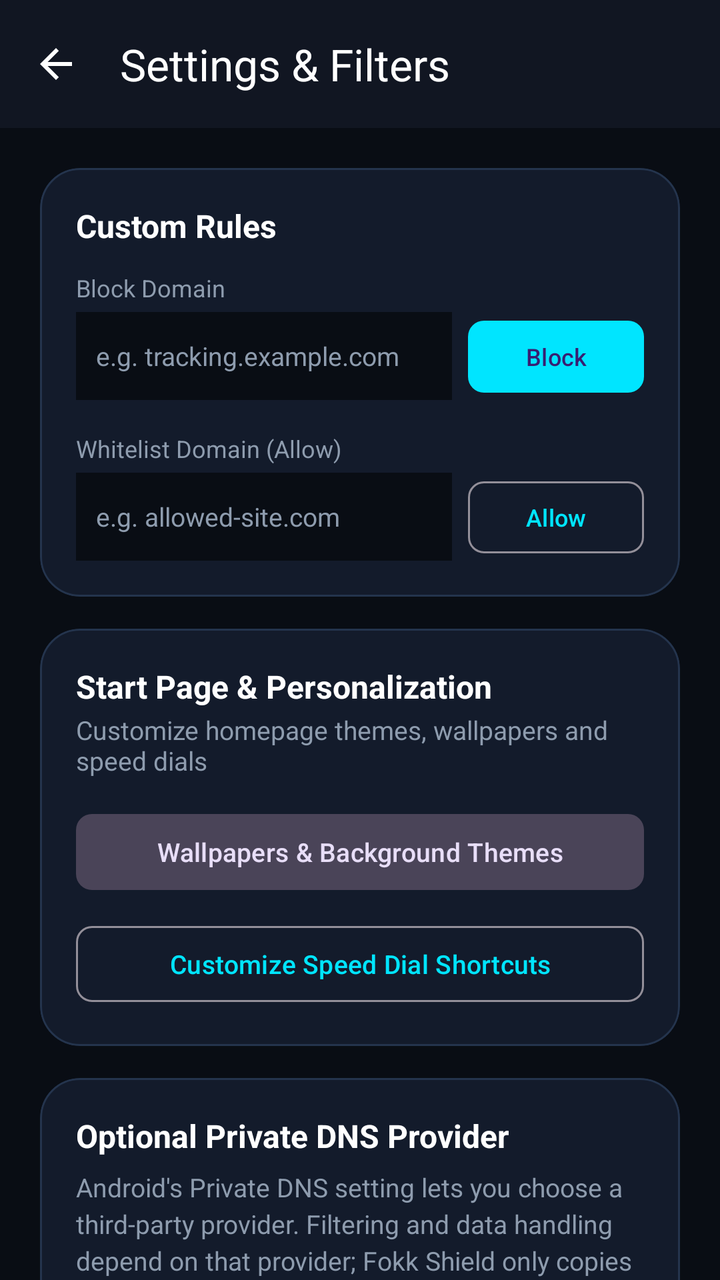
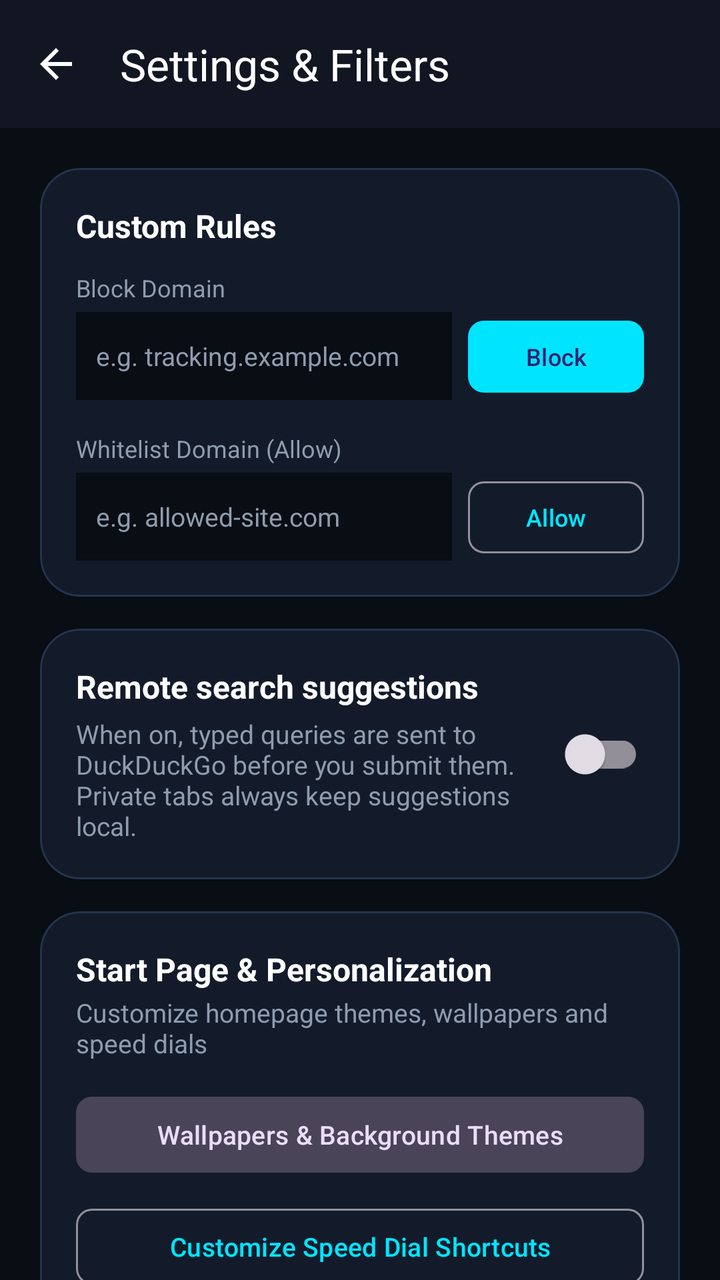

Two renders of the same Android screen: before a commit and after it. Below are the layout's source before the change and the commit's diff.
<!-- AndroidManifest.xml: application theme Theme.AdShield -->
<!-- res/layout/activity_settings.xml -->
<?xml version="1.0" encoding="utf-8"?>
<androidx.core.widget.NestedScrollView xmlns:android="http://schemas.android.com/apk/res/android"
    xmlns:app="http://schemas.android.com/apk/res-auto"
    android:layout_width="match_parent"
    android:layout_height="match_parent"
    android:background="@color/background_dark"
    android:fillViewport="true">

    <LinearLayout
        android:layout_width="match_parent"
        android:layout_height="wrap_content"
        android:orientation="vertical">

        
        <com.google.android.material.appbar.MaterialToolbar
            android:id="@+id/toolbar"
            android:layout_width="match_parent"
            android:layout_height="?attr/actionBarSize"
            android:background="@color/surface_dark"
            app:navigationIcon="@drawable/ic_arrow_back"
            app:navigationIconTint="@color/text_primary"
            app:title="Settings &amp; Filters"
            app:titleTextColor="@color/text_primary" />

        <LinearLayout
            android:layout_width="match_parent"
            android:layout_height="wrap_content"
            android:orientation="vertical"
            android:padding="20dp">

            
            <com.google.android.material.card.MaterialCardView
                android:layout_width="match_parent"
                android:layout_height="wrap_content"
                android:layout_marginBottom="16dp"
                app:cardBackgroundColor="#131B2B"
                app:cardCornerRadius="20dp"
                app:strokeColor="#24344D"
                app:strokeWidth="1dp">

                <LinearLayout
                    android:layout_width="match_parent"
                    android:layout_height="wrap_content"
                    android:orientation="vertical"
                    android:padding="18dp">

                    <TextView
                        android:layout_width="wrap_content"
                        android:layout_height="wrap_content"
                        android:text="Custom Rules"
                        android:textColor="@color/text_primary"
                        android:textSize="16sp"
                        android:textStyle="bold" />

                    
                    <TextView
                        android:layout_width="wrap_content"
                        android:layout_height="wrap_content"
                        android:layout_marginTop="12dp"
                        android:text="Block Domain"
                        android:textColor="@color/text_secondary"
                        android:textSize="12sp" />

                    <LinearLayout
                        android:layout_width="match_parent"
                        android:layout_height="wrap_content"
                        android:layout_marginTop="4dp"
                        android:orientation="horizontal">

                        <com.google.android.material.textfield.TextInputEditText
                            android:id="@+id/editBlacklistDomain"
                            android:layout_width="0dp"
                            android:layout_height="44dp"
                            android:layout_weight="1"
                            android:background="@drawable/ic_launcher_background"
                            android:backgroundTint="@color/background_dark"
                            android:hint="e.g. tracking.example.com"
                            android:maxLines="1"
                            android:paddingHorizontal="10dp"
                            android:textColor="@color/text_primary"
                            android:textColorHint="@color/text_secondary"
                            android:textSize="13sp" />

                        <Button
                            android:id="@+id/btnAddBlacklist"
                            android:layout_width="wrap_content"
                            android:layout_height="44dp"
                            android:layout_marginStart="8dp"
                            android:text="Block"
                            android:textSize="12sp"
                            app:cornerRadius="8dp" />
                    </LinearLayout>

                    
                    <TextView
                        android:layout_width="wrap_content"
                        android:layout_height="wrap_content"
                        android:layout_marginTop="16dp"
                        android:text="Whitelist Domain (Allow)"
                        android:textColor="@color/text_secondary"
                        android:textSize="12sp" />

                    <LinearLayout
                        android:layout_width="match_parent"
                        android:layout_height="wrap_content"
                        android:layout_marginTop="4dp"
                        android:orientation="horizontal">

                        <com.google.android.material.textfield.TextInputEditText
                            android:id="@+id/editWhitelistDomain"
                            android:layout_width="0dp"
                            android:layout_height="44dp"
                            android:layout_weight="1"
                            android:background="@drawable/ic_launcher_background"
                            android:backgroundTint="@color/background_dark"
                            android:hint="e.g. allowed-site.com"
                            android:maxLines="1"
                            android:paddingHorizontal="10dp"
                            android:textColor="@color/text_primary"
                            android:textColorHint="@color/text_secondary"
                            android:textSize="13sp" />

                        <Button
                            android:id="@+id/btnAddWhitelist"
                            style="@style/Widget.Material3.Button.OutlinedButton"
                            android:layout_width="wrap_content"
                            android:layout_height="44dp"
                            android:layout_marginStart="8dp"
                            android:text="Allow"
                            android:textSize="12sp"
                            app:cornerRadius="8dp" />
                    </LinearLayout>
                </LinearLayout>
            </com.google.android.material.card.MaterialCardView>

            
            <com.google.android.material.card.MaterialCardView
                android:layout_width="match_parent"
                android:layout_height="wrap_content"
                android:layout_marginBottom="16dp"
                app:cardBackgroundColor="#131B2B"
                app:cardCornerRadius="20dp"
                app:strokeColor="#24344D"
                app:strokeWidth="1dp">

                <LinearLayout
                    android:layout_width="match_parent"
                    android:layout_height="wrap_content"
                    android:orientation="vertical"
                    android:padding="18dp">

                    <TextView
                        android:layout_width="wrap_content"
                        android:layout_height="wrap_content"
                        android:text="Start Page &amp; Personalization"
                        android:textColor="@color/text_primary"
                        android:textSize="16sp"
                        android:textStyle="bold" />

                    <TextView
                        android:layout_width="wrap_content"
                        android:layout_height="wrap_content"
                        android:layout_marginTop="2dp"
                        android:layout_marginBottom="14dp"
                        android:text="Customize homepage themes, wallpapers and speed dials"
                        android:textColor="@color/text_secondary"
                        android:textSize="13sp" />

                    <Button
                        android:id="@+id/btnWallpapersThemes"
                        style="@style/Widget.Material3.Button.TonalButton"
                        android:layout_width="match_parent"
                        android:layout_height="46dp"
                        android:layout_marginBottom="10dp"
                        android:text="Wallpapers &amp; Background Themes"
                        android:textSize="13sp"
                        app:cornerRadius="8dp" />

                    <Button
                        android:id="@+id/btnCustomizeSpeedDials"
                        style="@style/Widget.Material3.Button.OutlinedButton"
                        android:layout_width="match_parent"
                        android:layout_height="46dp"
                        android:text="Customize Speed Dial Shortcuts"
                        android:textSize="13sp"
                        app:cornerRadius="8dp" />
                </LinearLayout>
            </com.google.android.material.card.MaterialCardView>

            
            <com.google.android.material.card.MaterialCardView
                android:layout_width="match_parent"
                android:layout_height="wrap_content"
                app:cardBackgroundColor="#131B2B"
                app:cardCornerRadius="20dp"
                app:strokeColor="#24344D"
                app:strokeWidth="1dp">

                <LinearLayout
                    android:layout_width="match_parent"
                    android:layout_height="wrap_content"
                    android:orientation="vertical"
                    android:padding="18dp">

                    <TextView
                        android:layout_width="wrap_content"
                        android:layout_height="wrap_content"
                        android:text="Optional Private DNS Provider"
                        android:textColor="@color/text_primary"
                        android:textSize="16sp"
                        android:textStyle="bold" />

                    <TextView
                        android:layout_width="wrap_content"
                        android:layout_height="wrap_content"
                        android:layout_marginTop="6dp"
                        android:lineSpacingExtra="3dp"
                        android:text="Android's Private DNS setting lets you choose a third-party provider. Filtering and data handling depend on that provider; Fokk Shield only copies the hostname for you.\n1. Settings -> Network &amp; Internet -> Private DNS.\n2. Select 'Private DNS provider hostname'.\n3. Enter: p2.freedns.controld.com"
                        android:textColor="@color/text_secondary"
                        android:textSize="13sp" />

                    <Button
                        android:id="@+id/btnCopyPrivateDns"
                        style="@style/Widget.Material3.Button.TonalButton"
                        android:layout_width="match_parent"
                        android:layout_height="44dp"
                        android:layout_marginTop="12dp"
                        android:text="Copy p2.freedns.controld.com"
                        android:textSize="13sp"
                        app:cornerRadius="8dp" />
                </LinearLayout>
            </com.google.android.material.card.MaterialCardView>

            
            <com.google.android.material.card.MaterialCardView
                android:layout_width="match_parent"
                android:layout_height="wrap_content"
                android:layout_marginTop="16dp"
                app:cardBackgroundColor="#131B2B"
                app:cardCornerRadius="20dp"
                app:strokeColor="#24344D"
                app:strokeWidth="1dp">

                <LinearLayout
                    android:layout_width="match_parent"
                    android:layout_height="wrap_content"
                    android:orientation="vertical"
                    android:padding="18dp">

                    <TextView
                        android:layout_width="wrap_content"
                        android:layout_height="wrap_content"
                        android:text="FokkShield Updates"
                        android:textColor="@color/text_primary"
                        android:textSize="16sp"
                        android:textStyle="bold" />

                    <TextView
                        android:id="@+id/textSettingsVersionInfo"
                        android:layout_width="wrap_content"
                        android:layout_height="wrap_content"
                        android:layout_marginTop="4dp"
                        android:text="Installed Version: 1.0.30"
                        android:textColor="@color/fokk_cyan"
                        android:textSize="13sp" />

                    <Button
                        android:id="@+id/btnCheckForUpdates"
                        style="@style/Widget.Material3.Button.TonalButton"
                        android:layout_width="match_parent"
                        android:layout_height="44dp"
                        android:layout_marginTop="12dp"
                        android:text="Check for Updates Now"
                        android:textSize="13sp"
                        app:cornerRadius="8dp" />
                </LinearLayout>
            </com.google.android.material.card.MaterialCardView>

        </LinearLayout>
    </LinearLayout>
</androidx.core.widget.NestedScrollView>
<!-- resources referenced by this layout -->
<resources>
  <color name="background_dark">#090D14</color>
  <color name="fokk_cyan">#00E5FF</color>
  <color name="surface_dark">#111622</color>
  <color name="text_primary">#FFFFFF</color>
  <color name="text_secondary">#8E9CAE</color>
  <!-- drawable ic_arrow_back (drawable) -->
  <vector xmlns:android="http://schemas.android.com/apk/res/android"
      android:width="24dp"
      android:height="24dp"
      android:viewportWidth="24"
      android:viewportHeight="24">
    <path
        android:fillColor="#FFFFFF"
        android:pathData="M20,11H7.83l5.59,-5.59L12,4l-8,8 8,8 1.41,-1.41L7.83,13H20v-2z"/>
  </vector>
  <!-- drawable ic_launcher_background (drawable) -->
  <vector xmlns:android="http://schemas.android.com/apk/res/android"
      android:width="108dp"
      android:height="108dp"
      android:viewportWidth="108"
      android:viewportHeight="108">
    <path
        android:fillColor="#0164FF"
        android:pathData="M0,0h108v108h-108z"/>
  </vector>
  <style name="Theme.AdShield" parent="Theme.Material3.Dark.NoActionBar">
          <item name="colorPrimary">@color/secondary</item>
          <item name="colorSecondary">@color/accent_green</item>
          <item name="android:statusBarColor">@color/background_dark</item>
          <item name="android:navigationBarColor">@color/background_dark</item>
          <item name="android:windowBackground">@color/background_dark</item>
      </style>
  <color name="secondary">#00E5FF</color>
  <color name="accent_green">#00E676</color>
</resources>

<!-- the commit's change to res/layout/activity_settings.xml (unified diff, before → after) -->
@@ -146,6 +146,55 @@
                 <LinearLayout
                     android:layout_width="match_parent"
                     android:layout_height="wrap_content"
+                    android:gravity="center_vertical"
+                    android:orientation="horizontal"
+                    android:padding="18dp">
+
+                    <LinearLayout
+                        android:layout_width="0dp"
+                        android:layout_height="wrap_content"
+                        android:layout_weight="1"
+                        android:orientation="vertical">
+
+                        <TextView
+                            android:layout_width="match_parent"
+                            android:layout_height="wrap_content"
+                            android:text="Remote search suggestions"
+                            android:textColor="@color/text_primary"
+                            android:textSize="16sp"
+                            android:textStyle="bold" />
+
+                        <TextView
+                            android:layout_width="match_parent"
+                            android:layout_height="wrap_content"
+                            android:layout_marginTop="4dp"
+                            android:text="When on, typed queries are sent to DuckDuckGo before you submit them. Private tabs always keep suggestions local."
+                            android:textColor="@color/text_secondary"
+                            android:textSize="13sp" />
+                    </LinearLayout>
+
+                    <com.google.android.material.switchmaterial.SwitchMaterial
+                        android:id="@+id/switchRemoteSuggestions"
+                        android:layout_width="wrap_content"
+                        android:layout_height="wrap_content"
+                        android:layout_marginStart="12dp"
+                        android:contentDescription="Allow remote search suggestions from DuckDuckGo" />
+                </LinearLayout>
+            </com.google.android.material.card.MaterialCardView>
+
+            
+            <com.google.android.material.card.MaterialCardView
+                android:layout_width="match_parent"
+                android:layout_height="wrap_content"
+                android:layout_marginBottom="16dp"
+                app:cardBackgroundColor="#131B2B"
+                app:cardCornerRadius="20dp"
+                app:strokeColor="#24344D"
+                app:strokeWidth="1dp">
+
+                <LinearLayout
+                    android:layout_width="match_parent"
+                    android:layout_height="wrap_content"
                     android:orientation="vertical"
                     android:padding="18dp">
 
